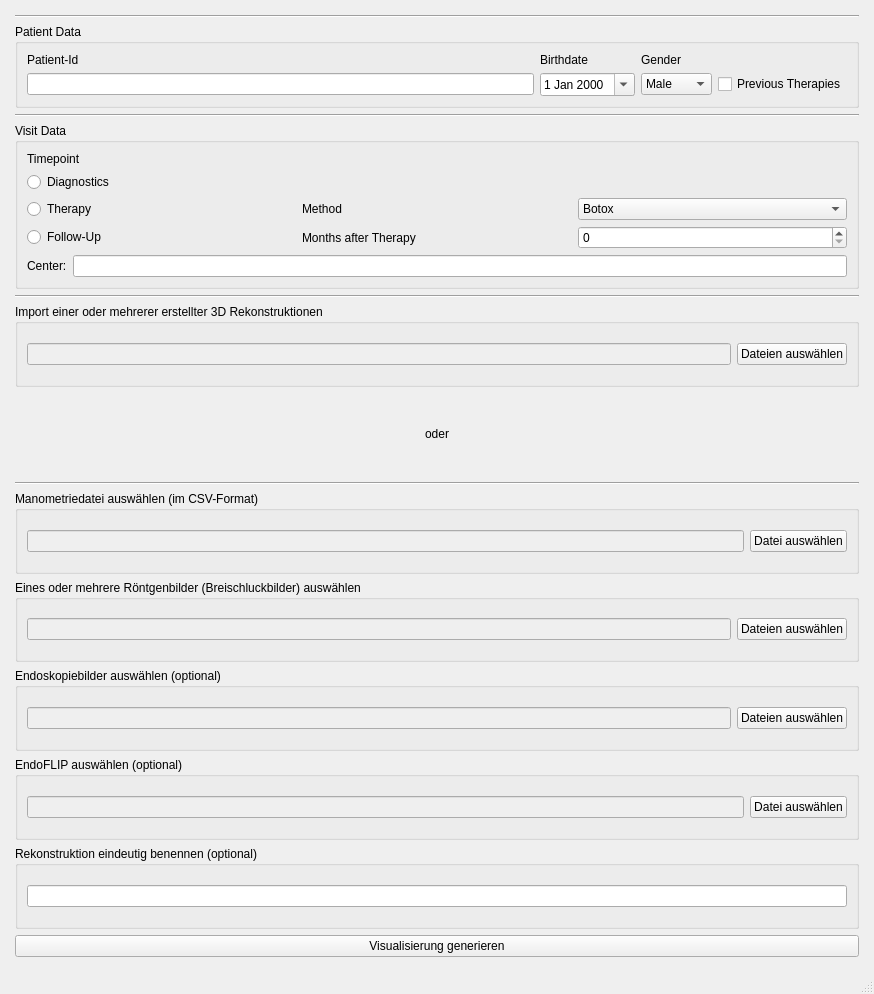
Above: 3drekonstruktionspeiseroehre/ui-files/file_selection_window_design.ui from ds-lab/EsophagusVisualization before the change. Below: the same form after it.
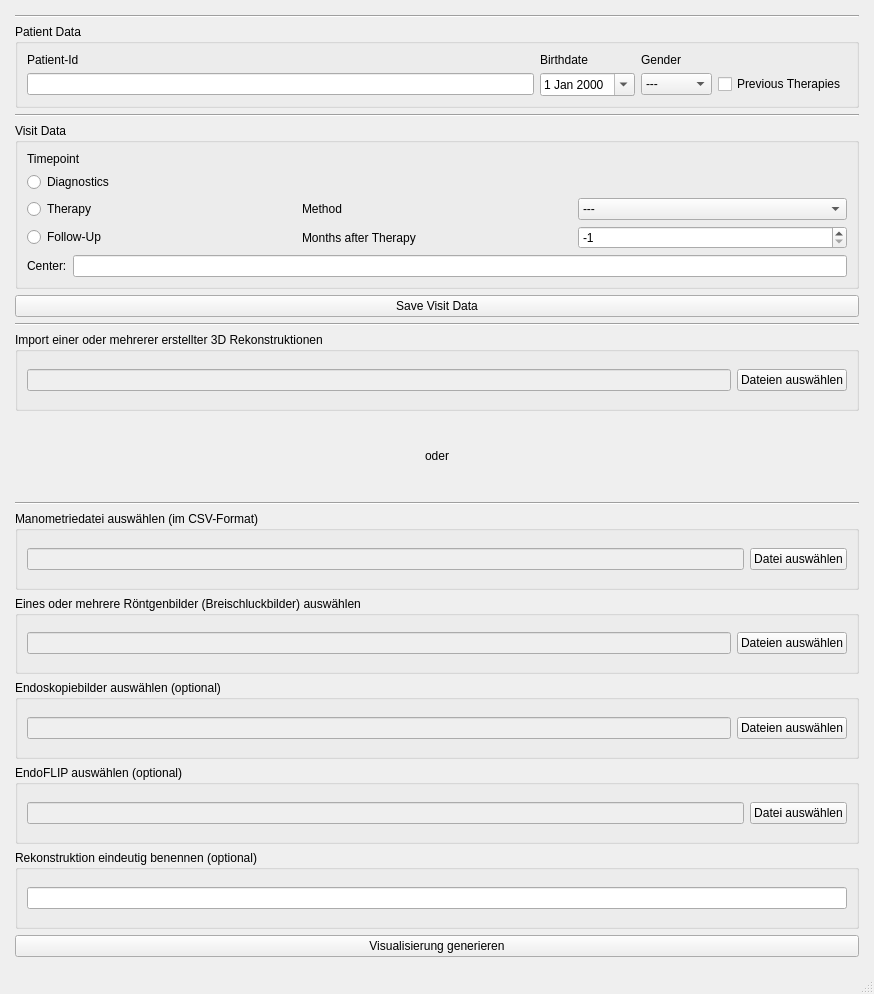
That is the form after the change.

Commit message: Check ob Patienten- und Visit-Daten im File-Selection Window eingegeben wurden

What changed in the file:
```diff
--- a/3drekonstruktionspeiseroehre/ui-files/file_selection_window_design.ui
+++ b/3drekonstruktionspeiseroehre/ui-files/file_selection_window_design.ui
@@ -260,10 +260,22 @@
             </widget>
            </item>
            <item row="3" column="2">
-            <widget class="QSpinBox" name="MonthAfterTherapy"/>
+            <widget class="QSpinBox" name="months_after_therapy_spin">
+             <property name="minimum">
+              <number>-1</number>
+             </property>
+             <property name="value">
+              <number>-1</number>
+             </property>
+            </widget>
            </item>
            <item row="2" column="2">
-            <widget class="QComboBox" name="Method">
+            <widget class="QComboBox" name="method_dropdown">
+             <item>
+              <property name="text">
+               <string>---</string>
+              </property>
+             </item>
              <item>
               <property name="text">
                <string>Botox</string>
@@ -362,7 +374,12 @@
             </widget>
            </item>
            <item row="1" column="2">
-            <widget class="QComboBox" name="Gender">
+            <widget class="QComboBox" name="gender_dropdown">
+             <item>
+              <property name="text">
+               <string>---</string>
+              </property>
+             </item>
              <item>
               <property name="text">
                <string>Male</string>
@@ -392,6 +409,13 @@
         </property>
        </widget>
       </item>
+      <item row="5" column="0">
+       <widget class="QPushButton" name="visit_data_button">
+        <property name="text">
+         <string>Save Visit Data</string>
+        </property>
+       </widget>
+      </item>
      </layout>
     </item>
    </layout>
```
Left out of the diff: 14 changed lines with no effect on the pictures. The commit also changes 2 other files.
